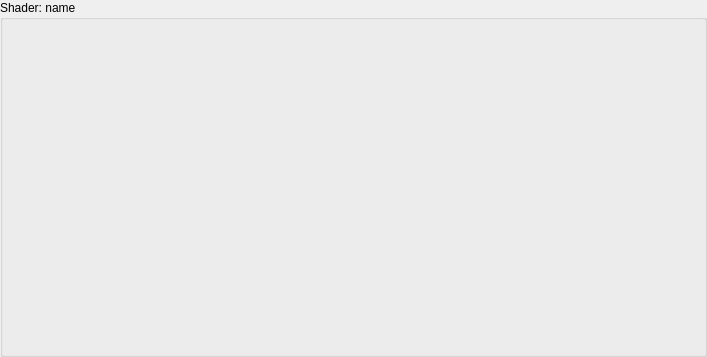
Qt form Editor/Sources/PropertyViews/MaterialView.ui (maxon887/Cross) before a commit.
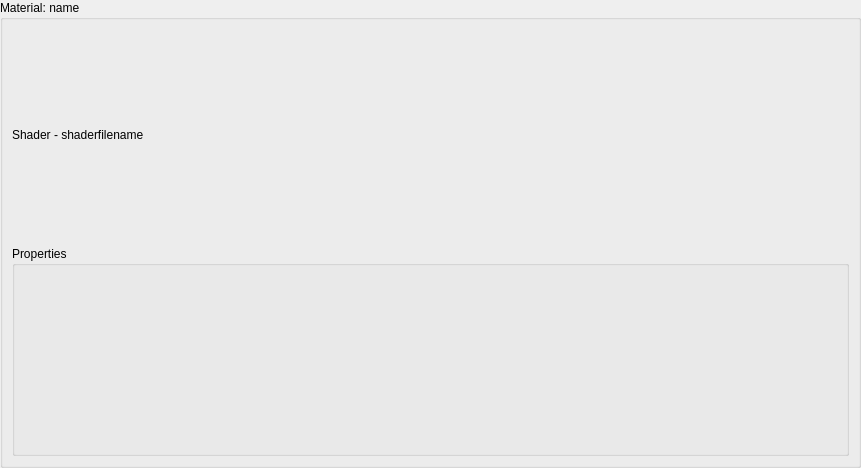
The same form after that commit. Custom widgets are drawn as their Qt base class.

Commit message: Shader xml loading mechanism added

The edit to the form file:
```diff
--- a/Editor/Sources/PropertyViews/MaterialView.ui
+++ b/Editor/Sources/PropertyViews/MaterialView.ui
@@ -6,8 +6,8 @@
    <rect>
     <x>0</x>
     <y>0</y>
-    <width>707</width>
-    <height>357</height>
+    <width>861</width>
+    <height>468</height>
    </rect>
   </property>
   <property name="windowTitle">
@@ -35,9 +35,24 @@
       </sizepolicy>
      </property>
      <property name="title">
-      <string>Shader: name</string>
+      <string>Material: name</string>
      </property>
-     <layout class="QVBoxLayout" name="verticalLayout_2"/>
+     <layout class="QVBoxLayout" name="verticalLayout_2">
+      <item>
+       <widget class="QLabel" name="shaderLabel">
+        <property name="text">
+         <string>Shader - shaderfilename</string>
+        </property>
+       </widget>
+      </item>
+      <item>
+       <widget class="QGroupBox" name="properties">
+        <property name="title">
+         <string>Properties</string>
+        </property>
+       </widget>
+      </item>
+     </layout>
     </widget>
    </item>
   </layout>
```
The commit also changes 11 other files.
